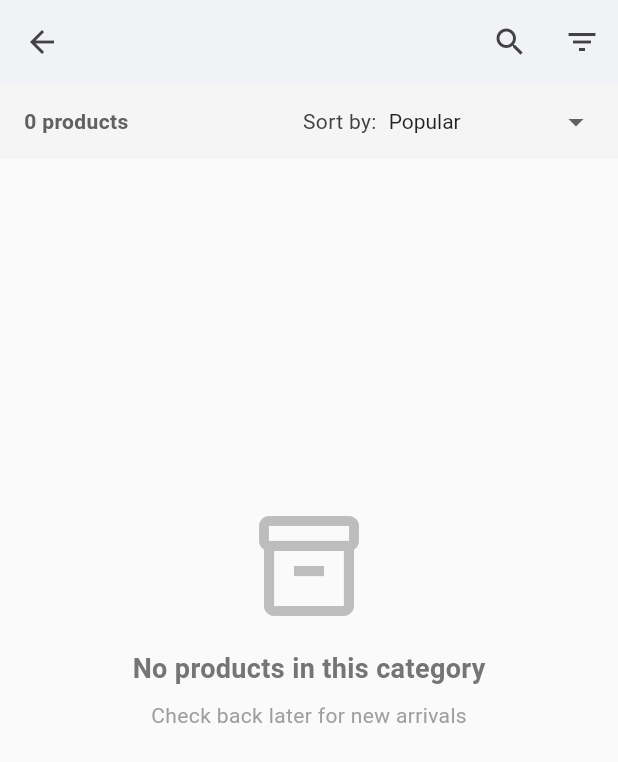
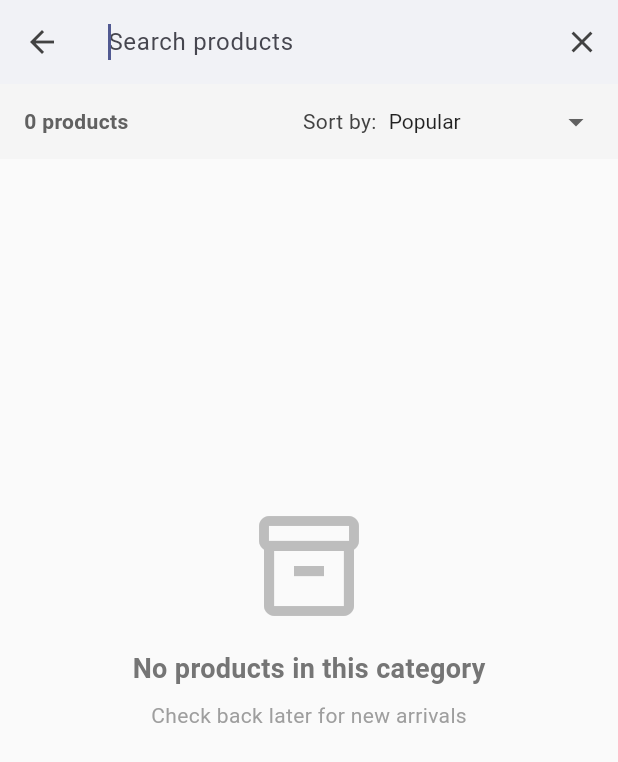
Before and after one commit to AnexDev1/JMarket, a Flutter app: the CategoryProductsScreen screen opened directly with empty values, scrolled down 230 dp, after a tap on the "search" icon, on a phone screen of 412 x 824 dp. Shown: the top 762 px of the screen. Run offline on Flutter 3.47's test engine with Material 3 defaults, Android fonts, the phone set to English and light mode, and no system bars; our stand-ins replace cached_network_image, firebase_core, flutter_dotenv, go_router, hive_flutter, shared_preferences and 2 more; missing offline and left inert: chapasdk, onesignal_flutter; accounts and stored records are empty; generated files the repository leaves out were written again; statements that could not run were skipped.

Commit message:
fix : major crash bug fix and updates

```diff
--- a/lib/features/category/category_products_screen.dart
+++ b/lib/features/category/category_products_screen.dart
@@ -1,6 +1,8 @@
+// dart
 import 'package:flutter/material.dart';
 
 import '../../services/product_service.dart';
+import '../product/product_details_screen.dart';
 
 class CategoryProductsScreen extends StatefulWidget {
   final Map<String, dynamic>? category;
@@ -17,29 +19,45 @@ class CategoryProductsScreen extends StatefulWidget {
 class _CategoryProductsScreenState extends State<CategoryProductsScreen> {
   final ProductService _productService = ProductService();
   bool _isLoading = true;
-  List<Map<String, dynamic>> _products = [];
-  final _scrollController = ScrollController();
+  List<Map<String, dynamic>> _allProducts = [];
+  List<Map<String, dynamic>> _displayedProducts = [];
+  int _currentPage = 1;
+  final int _pageSize = 10;
+  bool _isLoadingMore = false;
+  bool _hasMore = true;
   String _sortBy = 'popular';
 
-  // Store category properties with defaults
+  // Category defaults and properties
   late String _categoryName;
   late Color _categoryColor;
   late IconData _categoryIcon;
+
+  // Search state
+  bool _isSearching = false;
+  String _searchQuery = '';
+  final TextEditingController _searchController = TextEditingController();
+
+  final ScrollController _scrollController = ScrollController();
 
   @override
   void initState() {
     super.initState();
     _initializeCategoryData();
     _loadProducts();
+    _scrollController.addListener(() {
+      if (_scrollController.position.pixels >=
+              _scrollController.position.maxScrollExtent - 100 &&
+          _hasMore &&
+          !_isLoadingMore) {
+        _loadMoreProducts();
+      }
+    });
   }
 
   void _initializeCategoryData() {
-    // Set defaults first
     _categoryName = 'Category';
     _categoryColor = Colors.blue;
     _categoryIcon = Icons.category;
-
-    // Try to get from widget.category if available
     if (widget.category != null) {
       _categoryName = widget.category!['name'] ?? _categoryName;
       _categoryColor = widget.category!['color'] ?? _categoryColor;
@@ -49,22 +67,44 @@ class _CategoryProductsScreenState extends State<CategoryProductsScreen> {
 
   Future<void> _loadProducts() async {
     setState(() => _isLoading = true);
-
     try {
       final products =
           await _productService.getProductsByCategory(_categoryName);
 
-      setState(() {
-        _products = products;
-        _isLoading = false;
-      });
+      // Sort products based on _sortBy option
+      switch (_sortBy) {
+        case 'newest':
+          products.sort((a, b) {
+            final aDate =
+                DateTime.tryParse(a['created_at'] ?? '') ?? DateTime(1970);
+            final bDate =
+                DateTime.tryParse(b['created_at'] ?? '') ?? DateTime(1970);
+            return bDate.compareTo(aDate);
+          });
+          break;
+        case 'price_low':
+          products
+              .sort((a, b) => (a['price'] as num).compareTo(b['price'] as num));
+          break;
+        case 'price_high':
+          products
+              .sort((a, b) => (b['price'] as num).compareTo(a['price'] as num));
+          break;
+        case 'popular':
+        default:
+          break;
+      }
+
+      _allProducts = products;
+      _applyFilterAndPagination();
+      setState(() => _isLoading = false);
     } catch (e) {
       print('Error loading products: $e');
       setState(() {
-        _products = [];
+        _allProducts = [];
+        _displayedProducts = [];
         _isLoading = false;
       });
-
       if (mounted) {
         ScaffoldMessenger.of(context).showSnackBar(
           SnackBar(content: Text('Error loading products: ${e.toString()}')),
@@ -73,83 +113,73 @@ class _CategoryProductsScreenState extends State<CategoryProductsScreen> {
     }
   }
 
+  void _applyFilterAndPagination() {
+    // Reset pagination and apply search filter on _allProducts
+    _currentPage = 1;
+    List<Map<String, dynamic>> filtered =
+        _filterProducts(_allProducts, _searchQuery);
+    _displayedProducts = filtered.take(_pageSize).toList();
+    _hasMore = filtered.length > _pageSize;
+  }
+
+  List<Map<String, dynamic>> _filterProducts(
+      List<Map<String, dynamic>> products, String query) {
+    if (query.isEmpty) return products;
+    return products
+        .where((product) => product['name']
+            .toString()
+            .toLowerCase()
+            .contains(query.toLowerCase()))
+        .toList();
+  }
+
+  void _loadMoreProducts() {
+    if (!_hasMore || _isLoadingMore) return;
+    setState(() {
+      _isLoadingMore = true;
+    });
+    List<Map<String, dynamic>> filtered =
+        _filterProducts(_allProducts, _searchQuery);
+    _currentPage++;
+    final nextItems =
+        filtered.skip((_currentPage - 1) * _pageSize).take(_pageSize).toList();
+    setState(() {
+      _displayedProducts.addAll(nextItems);
+      _isLoadingMore = false;
+      if (_displayedProducts.length >= filtered.length) {
+        _hasMore = false;
+      }
+    });
+  }
+
   @override
-  Widget build(BuildContext context) {
-    return Scaffold(
-      body: CustomScrollView(
-        controller: _scrollController,
-        slivers: [
-          _buildAppBar(),
-          _isLoading ? SliverToBoxAdapter() : _buildFilterBar(),
-          _isLoading
-              ? SliverFillRemaining(
-                  child: Center(
-                    child: CircularProgressIndicator(
-                      color: _categoryColor,
-                    ),
-                  ),
-                )
-              : _products.isEmpty
-                  ? SliverFillRemaining(
-                      child: Center(
-                        child: Column(
-                          mainAxisAlignment: MainAxisAlignment.center,
-                          children: [
-                            Icon(
-                              Icons.inventory_2_outlined,
-                              size: 80,
-                              color: Colors.grey[400],
-                            ),
-                            const SizedBox(height: 16),
-                            Text(
-                              'No products in this category',
-                              style: TextStyle(
-                                fontSize: 18,
-                                fontWeight: FontWeight.bold,
-                                color: Colors.grey[600],
-                              ),
-                            ),
-                            const SizedBox(height: 8),
-                            Text(
-                              'Check back later for new arrivals',
-                              style: TextStyle(
-                                fontSize: 14,
-                                color: Colors.grey[500],
-                              ),
-                            ),
-                          ],
-                        ),
-                      ),
-                    )
-                  : SliverPadding(
-                      padding: const EdgeInsets.all(16.0),
-                      sliver: SliverGrid(
-                        gridDelegate:
-                            const SliverGridDelegateWithFixedCrossAxisCount(
-                          crossAxisCount: 2,
-                          childAspectRatio: 0.63,
-                          mainAxisSpacing: 16,
-                          crossAxisSpacing: 16,
-                        ),
-                        delegate: SliverChildBuilderDelegate(
-                          (context, index) =>
-                              _buildProductCard(_products[index]),
-                          childCount: _products.length,
-                        ),
-                      ),
-                    ),
-        ],
-      ),
-    );
+  void dispose() {
+    _scrollController.dispose();
+    _searchController.dispose();
+    super.dispose();
   }
 
   Widget _buildAppBar() {
     return SliverAppBar(
       expandedHeight: 180.0,
       pinned: true,
-      title: Text(_categoryName), // Add direct title as fallback
+      title: _isSearching
+          ? TextField(
+              autofocus: true,
+              controller: _searchController,
+              decoration: InputDecoration(
+                hintText: 'Search products',
+                border: InputBorder.none,
+              ),
+              onChanged: (value) {
+                setState(() {
+                  _searchQuery = value;
+                  _applyFilterAndPagination();
+                });
+              },
+            )
+          : Text(_categoryName),
       flexibleSpace: FlexibleSpaceBar(
-        // Remove title from FlexibleSpaceBar
         background: Container(
           decoration: BoxDecoration(
             gradient: LinearGradient(
@@ -175,21 +205,28 @@ class _CategoryProductsScreenState extends State<CategoryProductsScreen> {
             ],
           ),
         ),
-        // Remove collapseMode to use default
       ),
       actions: [
-        IconButton(
-          icon: const Icon(Icons.search),
-          onPressed: () {
-            // Show search
-          },
-        ),
-        IconButton(
-          icon: const Icon(Icons.filter_list),
-          onPressed: () {
-            // Show filters
-          },
-        ),
+        _isSearching
+            ? IconButton(
+                icon: const Icon(Icons.clear),
+                onPressed: () {
+                  setState(() {
+                    _isSearching = false;
+                    _searchQuery = '';
+                    _searchController.clear();
+                    _applyFilterAndPagination();
+                  });
+                },
+              )
+            : IconButton(
+                icon: const Icon(Icons.search),
+                onPressed: () {
+                  setState(() {
+                    _isSearching = true;
+                  });
+                },
+              ),
       ],
     );
   }
@@ -201,30 +238,25 @@ class _CategoryProductsScreenState extends State<CategoryProductsScreen> {
         minHeight: 50.0,
         maxHeight: 50.0,
         child: Container(
-          // Option 1: Change background color
           color: Colors.grey[100],
           padding: const EdgeInsets.symmetric(horizontal: 16, vertical: 8),
           child: Row(
             children: [
               Text(
-                '${_products.length} products',
+                '${_filterProducts(_allProducts, _searchQuery).length} products',
                 style: const TextStyle(fontWeight: FontWeight.bold),
               ),
               const Spacer(),
-              // Make this text darker too
               Text('Sort by:', style: TextStyle(color: Colors.grey[800])),
               const SizedBox(width: 8),
-              // Option 2: Theme to control dropdown appearance
               Theme(
                 data: Theme.of(context).copyWith(
-                  canvasColor:
-                      Colors.white, // Background of dropdown menu items
+                  canvasColor: Colors.white,
                 ),
                 child: DropdownButton<String>(
                   value: _sortBy,
                   isDense: true,
                   underline: const SizedBox(),
-                  // Option 3: Explicit text styling
                   style: const TextStyle(color: Colors.black87, fontSize: 14),
                   iconEnabledColor: Colors.grey[700],
                   items: const [
@@ -237,7 +269,9 @@ class _CategoryProductsScreenState extends State<CategoryProductsScreen> {
                   ],
                   onChanged: (value) {
                     if (value != null) {
-                      setState(() => _sortBy = value);
+                      setState(() {
+                        _sortBy = value;
+                      });
                       _loadProducts();
                     }
                   },
@@ -250,14 +284,13 @@ class _CategoryProductsScreenState extends State<CategoryProductsScreen> {
     );
   }
 
+// dart
   Widget _buildProductCard(Map<String, dynamic> product) {
-    // Safe access for product data
-    final id = product['id'] ?? '';
+    final String id = product['id'].toString();
     final name = product['name'] ?? 'Unknown Product';
     final price = product['price'] ?? 0;
     final rating = product['rating'] ?? 0;
 
-    // Safe handling of image urls
     String imageUrl = 'https://via.placeholder.com/150';
     if (product['image_urls'] is List &&
         (product['image_urls'] as List).isNotEmpty) {
@@ -269,7 +302,12 @@ class _CategoryProductsScreenState extends State<CategoryProductsScreen> {
       child: Material(
         child: InkWell(
           onTap: () {
-            // Navigate to product details
+            Navigator.push(
+              context,
+              MaterialPageRoute(
+                builder: (context) => ProductDetailsScreen(productId: id),
+              ),
+            );
           },
           borderRadius: BorderRadius.circular(12),
           child: Container(
@@ -342,6 +380,87 @@ class _CategoryProductsScreenState extends State<CategoryProductsScreen> {
       ),
     );
   }
+
+  @override
+  Widget build(BuildContext context) {
+    return Scaffold(
+      body: CustomScrollView(
+        controller: _scrollController,
+        slivers: [
+          _buildAppBar(),
+          if (!_isLoading) _buildFilterBar(),
+          _isLoading
+              ? SliverFillRemaining(
+                  child: Center(
+                    child: CircularProgressIndicator(color: _categoryColor),
+                  ),
+                )
+              : _displayedProducts.isEmpty
+                  ? SliverFillRemaining(
+                      child: Center(
+                        child: Column(
+                          mainAxisAlignment: MainAxisAlignment.center,
+                          children: [
+                            Icon(
+                              Icons.inventory_2_outlined,
+                              size: 80,
+                              color: Colors.grey[400],
+                            ),
+                            const SizedBox(height: 16),
+                            Text(
+                              'No products in this category',
+                              style: TextStyle(
+                                fontSize: 18,
+                                fontWeight: FontWeight.bold,
+                                color: Colors.grey[600],
+                              ),
+                            ),
+                            const SizedBox(height: 8),
+                            Text(
+                              'Check back later for new arrivals',
+                              style: TextStyle(
+                                fontSize: 14,
+                                color: Colors.grey[500],
+                              ),
+                            ),
+                          ],
+                        ),
+                      ),
+                    )
+                  : SliverPadding(
+                      padding: const EdgeInsets.all(16.0),
+                      sliver: SliverGrid(
+                        gridDelegate:
+                            const SliverGridDelegateWithFixedCrossAxisCount(
+                          crossAxisCount: 2,
+                          childAspectRatio: 0.63,
+                          mainAxisSpacing: 16,
+                          crossAxisSpacing: 16,
+                        ),
+                        delegate: SliverChildBuilderDelegate(
+                          (context, index) {
+                            if (index < _displayedProducts.length) {
+                              return _buildProductCard(
+                                  _displayedProducts[index]);
+                            } else {
+                              return Center(
+                                child: Padding(
+                                  padding: const EdgeInsets.all(8.0),
+                                  child: CircularProgressIndicator(
+                                      color: _categoryColor),
+                                ),
+                              );
+                            }
+                          },
+                          childCount: _displayedProducts.length +
+                              (_isLoadingMore ? 1 : 0),
+                        ),
+                      ),
+                    ),
+        ],
+      ),
+    );
+  }
 }
 
 class _SliverAppBarDelegate extends SliverPersistentHeaderDelegate {
```
Also changed, not shown: lib/features/category/categories_screen.dart (+1 -6 lines), 1 other file.
